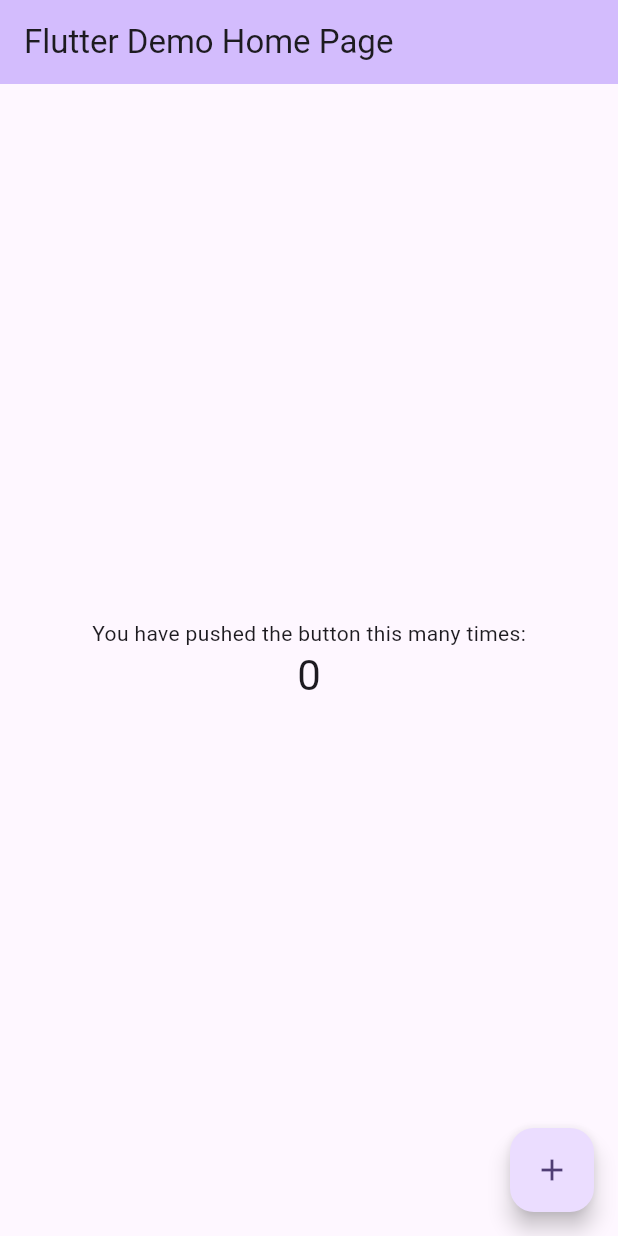
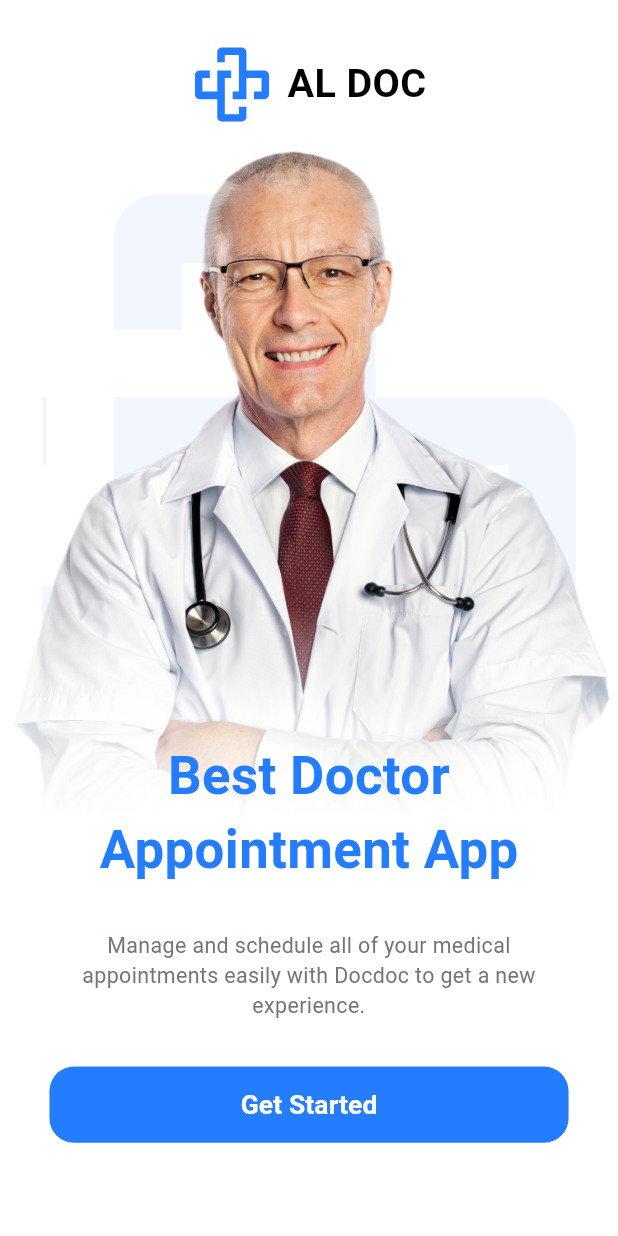
Before and after one commit to engmostafasoliman/doctor_app, a Flutter app: the screen it shows after launch, on a phone screen of 412 x 824 dp. Run offline on Flutter 3.47's test engine with Material 3 defaults, Android fonts, the light colour scheme and no system bars; our stand-ins replace flutter_screenutil, flutter_svg.

Commit message:
onboard commit

```diff
--- /dev/null
+++ b/devtools_options.yaml
@@ -0,0 +1,3 @@
+description: This file stores settings for Dart & Flutter DevTools.
+documentation: https://docs.flutter.dev/tools/devtools/extensions#configure-extension-enablement-states
+extensions:
--- /dev/null
+++ b/lib/core/helpers/extentions.dart
@@ -0,0 +1,33 @@
+import 'package:flutter/widgets.dart';
+
+extension Navigation on BuildContext {
+  Future<dynamic> pushNamed(String routeName, {Object? arguments}) {
+    return Navigator.of(this).pushNamed(routeName, arguments: arguments);
+  }
+
+  Future<dynamic> pushReplacementNamed(String routeName, {Object? arguments}) {
+    return Navigator.of(
+      this,
+    ).pushReplacementNamed(routeName, arguments: arguments);
+  }
+
+  Future<dynamic> pushNamedAndRemoveUntil(
+    String routeName, {
+    Object? arguments,
+    required RoutePredicate predicate,
+  }) {
+    return Navigator.of(
+      this,
+    ).pushNamedAndRemoveUntil(routeName, predicate, arguments: arguments);
+  }
+
+  void pop() => Navigator.of(this).pop();
+}
+
+// extension StringExtension on String? {
+//   bool isNullOrEmpty() => this == null || this == "";
+// }
+
+// extension ListExtension<T> on List<T>? {
+//   bool isNullOrEmpty() => this == null || this!.isEmpty;
+// }
--- /dev/null
+++ b/lib/core/routing/app_router.dart
@@ -0,0 +1,24 @@
+import 'package:doctor/core/routing/routes.dart';
+import 'package:doctor/features/onboarding/onboarding_screen.dart';
+import 'package:flutter/material.dart';
+
+class AppRouter {
+  Route generateRoute(RouteSettings settings) {
+    final args = settings.arguments;
+    switch (settings.name) {
+      // case Routes.splash:
+      //   return MaterialPageRoute(builder: (_) => const SplashScreen());
+      case Routes.onBoarding:
+        return MaterialPageRoute(builder: (_) => const OnBoardingScreen());
+      // case Routes.home:
+      //   return MaterialPageRoute(builder: (_) => const HomeScreen());
+      // case Routes.login:
+      //   return MaterialPageRoute(builder: (_) => const LoginScreen());
+      default:
+        return MaterialPageRoute(
+          builder: (_) =>
+              const Scaffold(body: Center(child: Text('No Route Found'))),
+        );
+    }
+  }
+}
--- /dev/null
+++ b/lib/core/routing/routes.dart
@@ -0,0 +1,6 @@
+class Routes {
+  static const String splash = '/splashScreen';
+  static const String onBoarding = '/onBoardingScreen';
+  static const String home = '/homeScreen';
+  static const String login = '/loginScreen';
+}
--- /dev/null
+++ b/lib/core/theming/colors.dart
@@ -0,0 +1,9 @@
+import 'package:flutter/material.dart';
+
+class ColorManager {
+  static const Color primaryColor = Color(0xFF247CFF);
+  static const Color secondaryColor = Color(0xFFFFC107);
+  static const Color backgroundColor = Color(0xFFFFFFFF);
+  static const Color gray = Color(0xFF757575);
+  static const Color textColor = Color(0xFF000000);
+}
--- /dev/null
+++ b/lib/core/theming/style.dart
@@ -0,0 +1,26 @@
+import 'package:flutter/material.dart';
+import 'package:flutter_screenutil/flutter_screenutil.dart';
+import 'colors.dart';
+
+class TextStyles {
+  static TextStyle font24Black700Weight = TextStyle(
+    fontSize: 24.sp,
+    fontWeight: FontWeight.w700,
+    color: Colors.black,
+  );
+  static TextStyle font32BlueBold = TextStyle(
+    fontSize: 32.sp,
+    fontWeight: FontWeight.bold,
+    color: ColorManager.primaryColor,
+  );
+  static TextStyle font13GrayRegular = TextStyle(
+    fontSize: 13.sp,
+    fontWeight: FontWeight.normal,
+    color: ColorManager.gray,
+  );
+  static TextStyle font16WhiteSemiBold = TextStyle(
+    fontSize: 16.sp,
+    fontWeight: FontWeight.w600,
+    color: Colors.white,
+  );
+}
--- /dev/null
+++ b/lib/doc_app.dart
@@ -0,0 +1,26 @@
+import 'package:doctor/core/routing/app_router.dart';
+import 'package:doctor/core/routing/routes.dart';
+import 'package:doctor/core/theming/colors.dart';
+import 'package:flutter/material.dart';
+import 'package:flutter_screenutil/flutter_screenutil.dart';
+
+class DocApp extends StatelessWidget {
+  final AppRouter appRouter;
+  const DocApp({super.key, required this.appRouter});
+
+  @override
+  Widget build(BuildContext context) {
+    return ScreenUtilInit(
+      designSize: const Size(375, 812),
+      child: MaterialApp(
+        debugShowCheckedModeBanner: false,
+        onGenerateRoute: appRouter.generateRoute,
+        initialRoute: Routes.onBoarding,
+        theme: ThemeData(
+          primaryColor: ColorManager.primaryColor,
+          scaffoldBackgroundColor: ColorManager.backgroundColor,
+        ),
+      ),
+    );
+  }
+}
--- /dev/null
+++ b/lib/features/login/presentation/ui/login_screen.dart
@@ -0,0 +1,13 @@
+import 'package:flutter/material.dart';
+
+class LoginScreen extends StatelessWidget {
+  const LoginScreen({super.key});
+
+  @override
+  Widget build(BuildContext context) {
+    return Scaffold(
+      appBar: AppBar(title: const Text('Login')),
+      body: const Center(child: Text('Welcome to the Login Screen!')),
+    );
+  }
+}
--- /dev/null
+++ b/lib/features/onboarding/onboarding_screen.dart
@@ -0,0 +1,45 @@
+import 'package:doctor/features/onboarding/widgets/doc_image_and_text.dart';
+import 'package:doctor/features/onboarding/widgets/doc_logo_and_name.dart';
+import 'package:doctor/features/onboarding/widgets/get_started_button.dart';
+import 'package:flutter/material.dart';
+import 'package:flutter_screenutil/flutter_screenutil.dart';
+
+import '../../core/theming/style.dart';
+
+class OnBoardingScreen extends StatelessWidget {
+  const OnBoardingScreen({super.key});
+
+  @override
+  Widget build(BuildContext context) {
+    return Scaffold(
+      body: SafeArea(
+        child: SingleChildScrollView(
+          child: Padding(
+            padding: EdgeInsets.only(top: 30.h, bottom: 30.h),
+            child: Column(
+              mainAxisAlignment: MainAxisAlignment.center,
+              children: [
+                DocLogoAndName(),
+                DoctorImageAndText(),
+                Padding(
+                  padding: EdgeInsets.symmetric(horizontal: 30.w),
+                  child: Column(
+                    children: [
+                      Text(
+                        "Manage and schedule all of your medical appointments easily with Docdoc to get a new experience.",
+                        style: TextStyles.font13GrayRegular,
+                        textAlign: TextAlign.center,
+                      ),
+                      SizedBox(height: 30.h),
+                      const GetStartedButton(),
+                    ],
+                  ),
+                ),
+              ],
+            ),
+          ),
+        ),
+      ),
+    );
+  }
+}
--- /dev/null
+++ b/lib/features/onboarding/widgets/doc_image_and_text.dart
@@ -0,0 +1,38 @@
+import 'package:doctor/core/theming/style.dart';
+import 'package:flutter/material.dart';
+import 'package:flutter_svg/flutter_svg.dart';
+
+class DoctorImageAndText extends StatelessWidget {
+  const DoctorImageAndText({super.key});
+
+  @override
+  Widget build(BuildContext context) {
+    return Stack(
+      alignment: Alignment.center,
+      children: [
+        SvgPicture.asset('assets/svgs/background_doc.svg'),
+
+        Container(
+          foregroundDecoration: BoxDecoration(
+            gradient: LinearGradient(
+              colors: [Colors.white, Colors.white.withOpacity(0.0)],
+              begin: Alignment.bottomCenter,
+              end: Alignment.topCenter,
+              stops: const [0.14, 0.4],
+            ),
+          ),
+          child: Image.asset('assets/images/doctor_image.png'),
+        ),
+        Positioned(
+          bottom: 30,
+          child: Text(
+            "Best Doctor\nAppointment App",
+            textAlign: TextAlign.center,
+
+            style: TextStyles.font32BlueBold.copyWith(height: 1.4),
+          ),
+        ),
+      ],
+    );
+  }
+}
--- /dev/null
+++ b/lib/features/onboarding/widgets/doc_logo_and_name.dart
@@ -0,0 +1,21 @@
+import 'package:flutter/material.dart';
+import 'package:flutter_screenutil/flutter_screenutil.dart';
+import 'package:flutter_svg/flutter_svg.dart';
+
+import '../../../core/theming/style.dart';
+
+class DocLogoAndName extends StatelessWidget {
+  const DocLogoAndName({super.key});
+
+  @override
+  Widget build(BuildContext context) {
+    return Row(
+      mainAxisAlignment: MainAxisAlignment.center,
+      children: [
+        SvgPicture.asset('assets/svgs/doc_logo.svg', height: 50.h, width: 50.w),
+        SizedBox(width: 8.w),
+        Text('AL DOC', style: TextStyles.font24Black700Weight),
+      ],
+    );
+  }
+}
--- /dev/null
+++ b/lib/features/onboarding/widgets/get_started_button.dart
@@ -0,0 +1,30 @@
+import 'package:doctor/core/helpers/extentions.dart';
+import 'package:doctor/core/routing/routes.dart';
+import 'package:doctor/core/theming/colors.dart';
+import 'package:doctor/core/theming/style.dart';
+import 'package:flutter/material.dart';
+import 'package:flutter_screenutil/flutter_screenutil.dart';
+
+class GetStartedButton extends StatelessWidget {
+  const GetStartedButton({super.key});
+
+  @override
+  Widget build(BuildContext context) {
+    return TextButton(
+      style: ButtonStyle(
+        backgroundColor: WidgetStateProperty.all(ColorManager.primaryColor),
+        tapTargetSize: MaterialTapTargetSize.shrinkWrap,
+        minimumSize: WidgetStateProperty.all(Size(double.infinity, 50.h)),
+        shape: WidgetStateProperty.all(
+          RoundedRectangleBorder(borderRadius: BorderRadius.circular(16.r)),
+        ),
+      ),
+
+      onPressed: () {
+        // Handle button press
+        context.pushNamed(Routes.login); // Example navigation
+      },
+      child: Text("Get Started", style: TextStyles.font16WhiteSemiBold),
+    );
+  }
+}
--- a/lib/main.dart
+++ b/lib/main.dart
@@ -1,70 +1,9 @@
+import 'package:doctor/core/routing/app_router.dart';
+import 'package:doctor/doc_app.dart';
 import 'package:flutter/material.dart';
 
 void main() {
   WidgetsFlutterBinding.ensureInitialized();
 
-  runApp(const MyApp());
+  runApp(DocApp(appRouter: AppRouter()));
 }
-
-class MyApp extends StatelessWidget {
-  const MyApp({super.key});
-
-  @override
-  Widget build(BuildContext context) {
-    return MaterialApp(
-      debugShowCheckedModeBanner: true,
-      title: 'Flutter Demo',
-      theme: ThemeData(
-        colorScheme: ColorScheme.fromSeed(seedColor: Colors.deepPurple),
-      ),
-      home: const MyHomePage(title: 'Flutter Demo Home Page'),
-    );
-  }
-}
-
-class MyHomePage extends StatefulWidget {
-  const MyHomePage({super.key, required this.title});
-
-  final String title;
-
-  @override
-  State<MyHomePage> createState() => _MyHomePageState();
-}
-
-class _MyHomePageState extends State<MyHomePage> {
-  int _counter = 0;
-
-  void _incrementCounter() {
-    setState(() {
-      _counter++;
-    });
-  }
-
-  @override
-  Widget build(BuildContext context) {
-    return Scaffold(
-      appBar: AppBar(
-        backgroundColor: Theme.of(context).colorScheme.inversePrimary,
-
-        title: Text(widget.title),
-      ),
-      body: Center(
-        child: Column(
-          mainAxisAlignment: MainAxisAlignment.center,
-          children: <Widget>[
-            const Text('You have pushed the button this many times:'),
-            Text(
-              '$_counter',
-              style: Theme.of(context).textTheme.headlineMedium,
-            ),
-          ],
-        ),
-      ),
-      floatingActionButton: FloatingActionButton(
-        onPressed: _incrementCounter,
-        tooltip: 'Increment',
-        child: const Icon(Icons.add),
-      ),
-    );
-  }
-}
```
Also changed, not shown: pubspec.yaml (+7 -6 lines), assets/images/doctor_image.png (added), assets/svgs/background_doc.svg (added), assets/svgs/doc_logo.svg (added), pubspec.lock, 1 other file.
